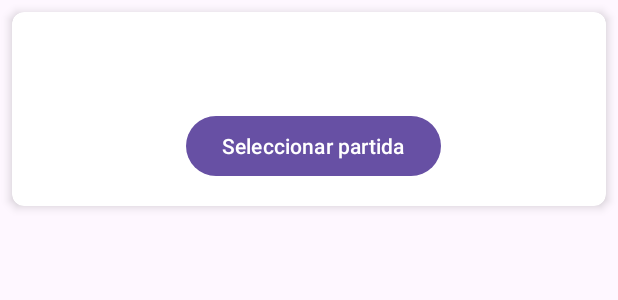
After one commit to Jackknife95/PAD_24-25, an Android app: the layout game_session_saved_game_card.xml on its own in the app's theme, with its tools: preview values and no code run, on a phone screen of 412 x 824 dp. The commit adds this screen. Shown: the top 300 px of the screen. Run offline under Robolectric (Android 15) with nearby library versions, the phone set to English and light mode, and no system bars.

Commit message:
estructura seleccion de sesion

```diff
--- /dev/null
+++ b/app/src/main/res/layout/game_session_saved_game_card.xml
@@ -0,0 +1,41 @@
+<?xml version="1.0" encoding="utf-8"?>
+<androidx.cardview.widget.CardView xmlns:android="http://schemas.android.com/apk/res/android"
+    android:layout_width="match_parent"
+    android:layout_height="wrap_content"
+    xmlns:app="http://schemas.android.com/apk/res-auto"
+    android:layout_margin="8dp"
+    app:cardCornerRadius="8dp"
+    app:cardElevation="4dp">
+
+    <LinearLayout
+        android:layout_width="match_parent"
+        android:layout_height="wrap_content"
+        android:orientation="vertical"
+        android:padding="16dp">
+
+        <!-- Nombre de la partida -->
+        <TextView
+            android:id="@+id/nombrePartida"
+            android:layout_width="match_parent"
+            android:layout_height="wrap_content"
+            android:textSize="16sp"
+            android:textStyle="bold"
+            android:paddingBottom="4dp"/>
+
+        <!-- Nombre el personaje -->
+        <TextView
+            android:id="@+id/nombrePersonaje"
+            android:layout_width="match_parent"
+            android:layout_height="wrap_content"
+            android:textSize="14sp"
+            android:paddingBottom="4dp"/>
+
+        <Button
+            android:id="@+id/seleccionarPartida"
+            android:layout_width="wrap_content"
+            android:layout_height="wrap_content"
+            android:text="Seleccionar partida"
+            android:layout_marginStart="100sp"/>
+    </LinearLayout>
+
+</androidx.cardview.widget.CardView>
```
Also changed, not shown: app/src/main/java/es/ucm/fdi/proyecto/dicesanddragons/GameSessionActivity.java (+19 -1 lines), app/src/main/java/es/ucm/fdi/proyecto/dicesanddragons/GameSessionAdapter.java (added, +70 -0 lines), app/src/main/java/es/ucm/fdi/proyecto/dicesanddragons/SavedGame/SavedGame.java (added, +32 -0 lines), app/src/main/java/es/ucm/fdi/proyecto/dicesanddragons/SavedGame/SessionManager.java (added, +23 -0 lines), app/src/main/res/layout/game_session_activity.xml (+22 -0 lines).
